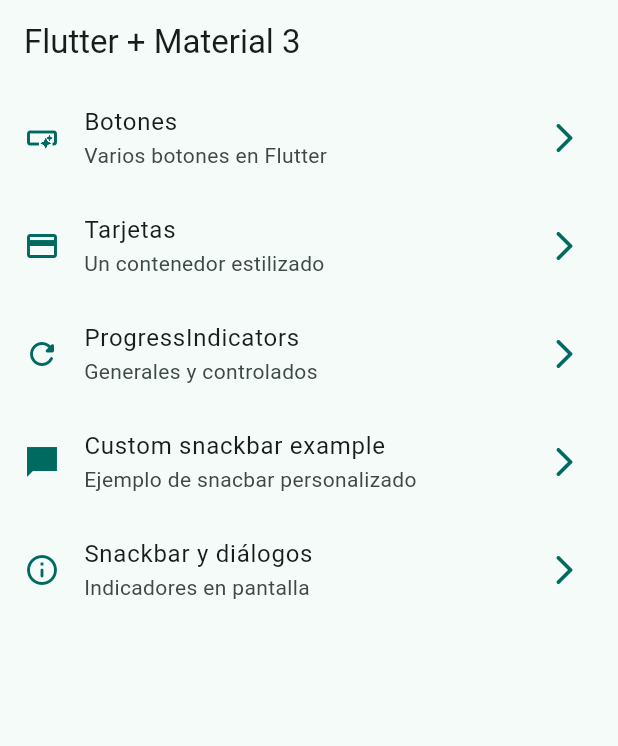
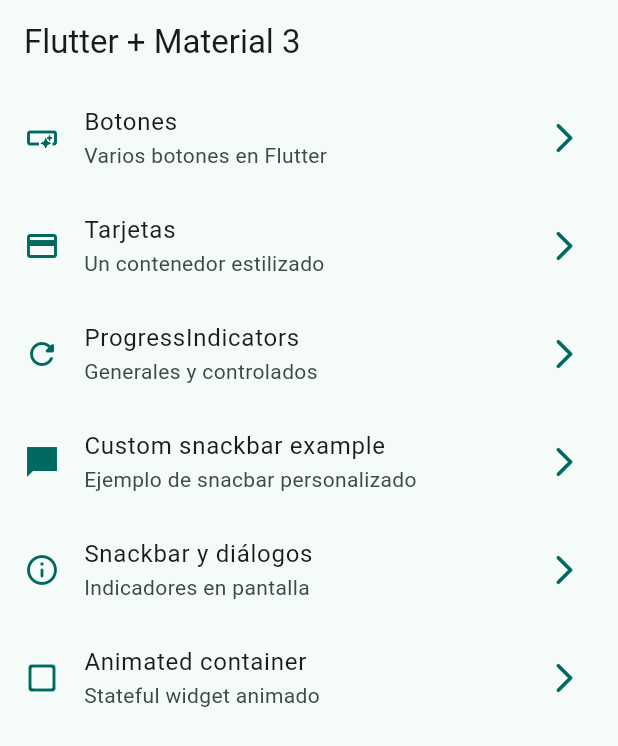
Before and after one commit to Alfer66/widgets_app, a Flutter app: the screen it shows after launch, on a phone screen of 412 x 824 dp. Shown: the top 746 px of the screen. Run offline on Flutter 3.47's test engine with Material 3 defaults, Android fonts, the phone set to English and light mode, and no system bars; our stand-ins replace flutter_svg, go_router.

Commit message:
2024_01_27_2319_ARV
Animated container terminado

```diff
--- a/lib/config/menu/menu_items.dart
+++ b/lib/config/menu/menu_items.dart
@@ -49,4 +49,11 @@ const appMenuItems = <MenuItem>[
     link: '/snackbar_screen',
     icon: Icons.info_outline_rounded
   ),
+
+  MenuItem(
+    title: 'Animated container',
+    subTitle: 'Stateful widget animado',
+    link: '/animated_screen',
+    icon: Icons.check_box_outline_blank_rounded
+  ),
 ];
--- a/lib/config/router/app_router.dart
+++ b/lib/config/router/app_router.dart
@@ -40,5 +40,11 @@ final appRouter = GoRouter(
       name: SnackbarScreen.name,
       builder: (context, state) => const SnackbarScreen(),
     ),
+
+    GoRoute(
+      path: '/animated_screen',
+      name: AnimatedScreen.name,
+      builder: (context, state) => const AnimatedScreen(),
+    ),
   ],
 );
```
Also changed, not shown: lib/presentation/screens/animated/animated_screen.dart (+52 -2 lines).
